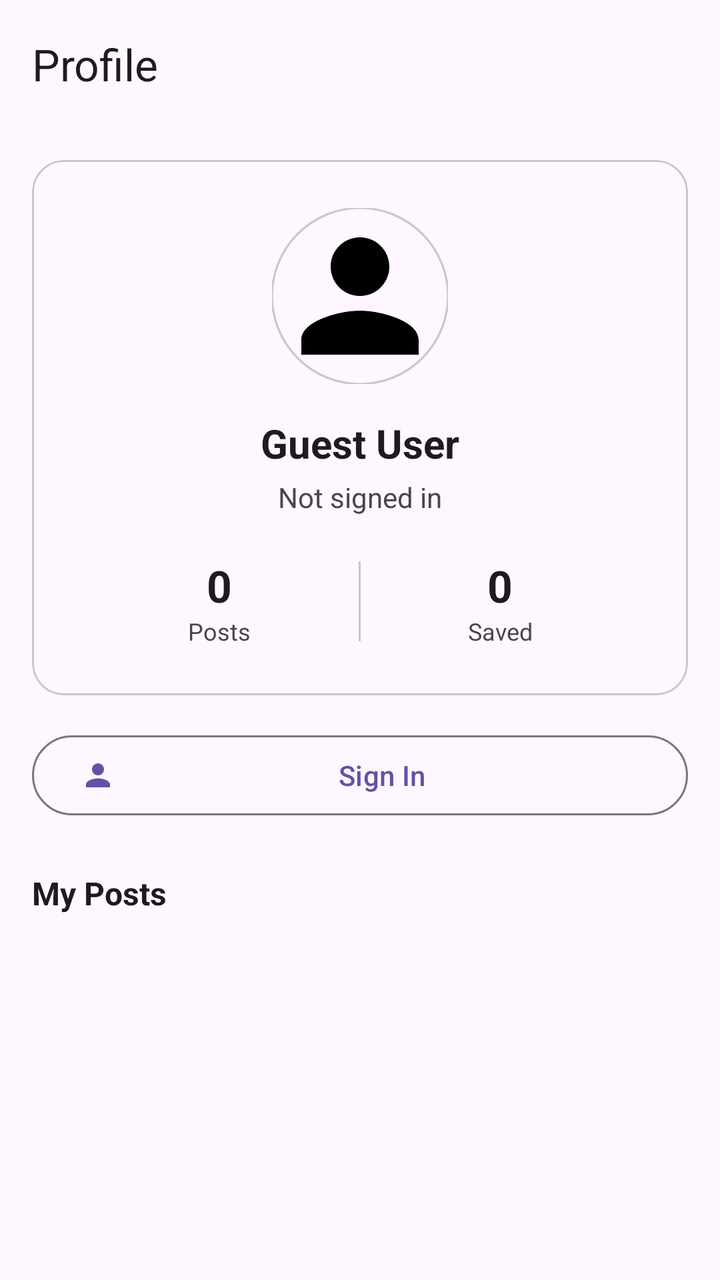
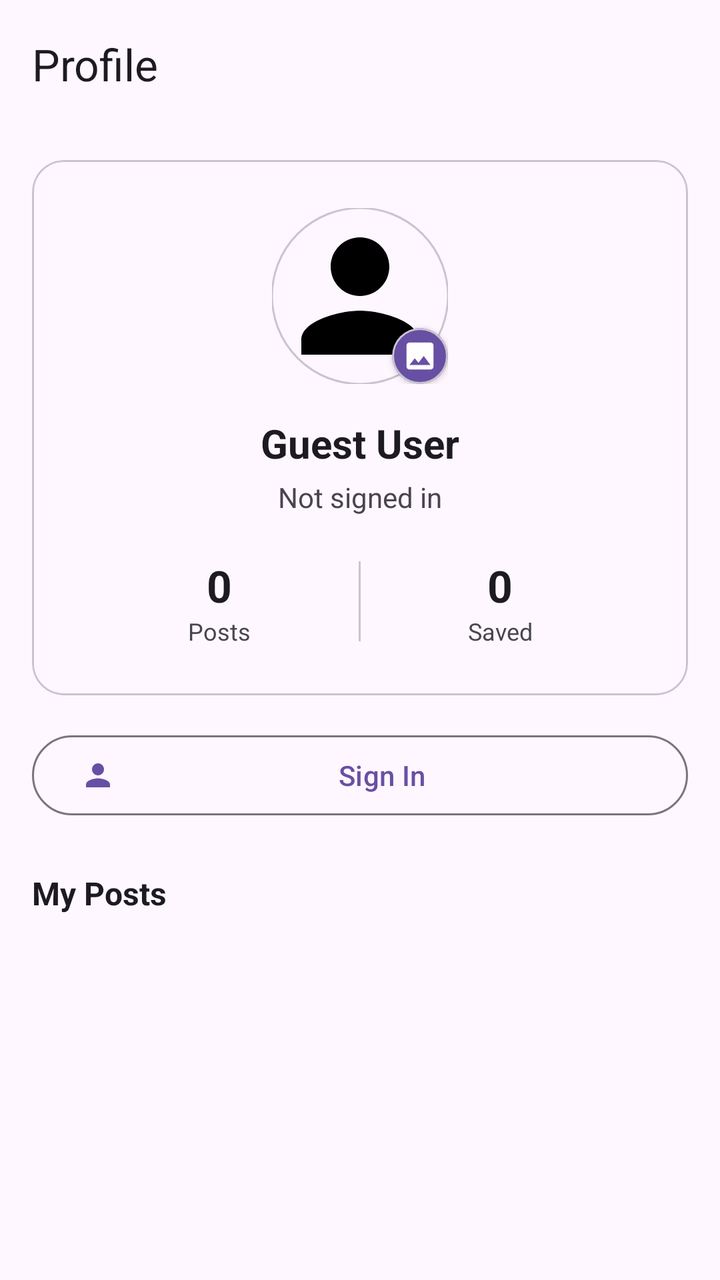

Screens rendered from an Android XML layout before and after an edit, with the pre-edit source and the edit as a unified diff.
<!-- AndroidManifest.xml: application theme Theme.Findly -->
<!-- res/layout/fragment_profile.xml -->
<?xml version="1.0" encoding="utf-8"?>
<androidx.coordinatorlayout.widget.CoordinatorLayout
    xmlns:android="http://schemas.android.com/apk/res/android"
    xmlns:app="http://schemas.android.com/apk/res-auto"
    android:layout_width="match_parent"
    android:layout_height="match_parent">

    <com.google.android.material.appbar.AppBarLayout
        android:layout_width="match_parent"
        android:layout_height="wrap_content">

        <com.google.android.material.appbar.MaterialToolbar
            android:layout_width="match_parent"
            android:layout_height="?attr/actionBarSize"
            app:title="@string/nav_profile" />

    </com.google.android.material.appbar.AppBarLayout>

    <androidx.core.widget.NestedScrollView
        android:layout_width="match_parent"
        android:layout_height="match_parent"
        app:layout_behavior="@string/appbar_scrolling_view_behavior">

        <LinearLayout
            android:layout_width="match_parent"
            android:layout_height="wrap_content"
            android:orientation="vertical">

            
            <com.google.android.material.card.MaterialCardView
                android:layout_width="match_parent"
                android:layout_height="wrap_content"
                android:layout_margin="16dp"
                app:cardCornerRadius="16dp"
                app:cardElevation="0dp"
                app:strokeWidth="1dp"
                app:strokeColor="?attr/colorOutlineVariant">

                <LinearLayout
                    android:layout_width="match_parent"
                    android:layout_height="wrap_content"
                    android:orientation="vertical"
                    android:gravity="center"
                    android:padding="24dp">

                    
                    <com.google.android.material.imageview.ShapeableImageView
                        android:id="@+id/ivAvatar"
                        android:layout_width="88dp"
                        android:layout_height="88dp"
                        android:scaleType="centerCrop"
                        android:src="@drawable/ic_person"
                        app:shapeAppearanceOverlay="@style/CircleImageView"
                        app:strokeColor="?attr/colorOutlineVariant"
                        app:strokeWidth="1dp" />

                    
                    <TextView
                        android:id="@+id/tvDisplayName"
                        android:layout_width="wrap_content"
                        android:layout_height="wrap_content"
                        android:layout_marginTop="16dp"
                        android:textSize="20sp"
                        android:textStyle="bold"
                        android:textColor="?attr/colorOnSurface"
                        android:text="@string/guest_user" />

                    
                    <TextView
                        android:id="@+id/tvEmail"
                        android:layout_width="wrap_content"
                        android:layout_height="wrap_content"
                        android:layout_marginTop="4dp"
                        android:textSize="14sp"
                        android:textColor="?attr/colorOnSurfaceVariant"
                        android:text="@string/not_signed_in" />

                    
                    <LinearLayout
                        android:layout_width="match_parent"
                        android:layout_height="wrap_content"
                        android:orientation="horizontal"
                        android:layout_marginTop="20dp"
                        android:gravity="center">

                        
                        <LinearLayout
                            android:layout_width="0dp"
                            android:layout_height="wrap_content"
                            android:layout_weight="1"
                            android:orientation="vertical"
                            android:gravity="center">

                            <TextView
                                android:id="@+id/tvPostCount"
                                android:layout_width="wrap_content"
                                android:layout_height="wrap_content"
                                android:textSize="22sp"
                                android:textStyle="bold"
                                android:textColor="?attr/colorOnSurface"
                                android:text="0" />

                            <TextView
                                android:layout_width="wrap_content"
                                android:layout_height="wrap_content"
                                android:textSize="12sp"
                                android:textColor="?attr/colorOnSurfaceVariant"
                                android:text="@string/label_posts" />

                        </LinearLayout>

                        
                        <View
                            android:layout_width="1dp"
                            android:layout_height="40dp"
                            android:background="?attr/colorOutlineVariant" />

                        
                        <LinearLayout
                            android:layout_width="0dp"
                            android:layout_height="wrap_content"
                            android:layout_weight="1"
                            android:orientation="vertical"
                            android:gravity="center">

                            <TextView
                                android:id="@+id/tvSavedCount"
                                android:layout_width="wrap_content"
                                android:layout_height="wrap_content"
                                android:textSize="22sp"
                                android:textStyle="bold"
                                android:textColor="?attr/colorOnSurface"
                                android:text="0" />

                            <TextView
                                android:layout_width="wrap_content"
                                android:layout_height="wrap_content"
                                android:textSize="12sp"
                                android:textColor="?attr/colorOnSurfaceVariant"
                                android:text="@string/label_saved" />

                        </LinearLayout>

                    </LinearLayout>

                </LinearLayout>

            </com.google.android.material.card.MaterialCardView>

            
            <com.google.android.material.button.MaterialButton
                android:id="@+id/btnSignOut"
                style="@style/Widget.Material3.Button.OutlinedButton"
                android:layout_width="match_parent"
                android:layout_height="wrap_content"
                android:layout_marginHorizontal="16dp"
                android:text="@string/btn_sign_in"
                app:icon="@drawable/ic_person" />

            
            <TextView
                android:layout_width="wrap_content"
                android:layout_height="wrap_content"
                android:layout_marginStart="16dp"
                android:layout_marginTop="24dp"
                android:layout_marginBottom="8dp"
                android:text="@string/label_my_posts"
                android:textSize="16sp"
                android:textStyle="bold"
                android:textColor="?attr/colorOnSurface" />

            
            <androidx.recyclerview.widget.RecyclerView
                android:id="@+id/recyclerMyPosts"
                android:layout_width="match_parent"
                android:layout_height="wrap_content"
                android:clipToPadding="false"
                android:paddingHorizontal="12dp"
                android:nestedScrollingEnabled="false" />

            
            <LinearLayout
                android:id="@+id/emptyPosts"
                android:layout_width="match_parent"
                android:layout_height="wrap_content"
                android:orientation="vertical"
                android:gravity="center"
                android:paddingVertical="32dp"
                android:visibility="gone">

                <TextView
                    android:layout_width="wrap_content"
                    android:layout_height="wrap_content"
                    android:text="@string/no_posts_yet"
                    android:textSize="15sp"
                    android:textColor="?attr/colorOnSurfaceVariant" />

            </LinearLayout>

        </LinearLayout>

    </androidx.core.widget.NestedScrollView>

</androidx.coordinatorlayout.widget.CoordinatorLayout>
<!-- resources referenced by this layout -->
<resources>
  <!-- drawable ic_person (drawable) -->
  <vector xmlns:android="http://schemas.android.com/apk/res/android"
      android:width="24dp"
      android:height="24dp"
      android:viewportWidth="24"
      android:viewportHeight="24">
      <path
          android:fillColor="@android:color/black"
          android:pathData="M12,12c2.21,0 4,-1.79 4,-4s-1.79,-4 -4,-4 -4,1.79 -4,4 1.79,4 4,4zM12,14c-2.67,0 -8,1.34 -8,4v2h16v-2c0,-2.66 -5.33,-4 -8,-4z"/>
  </vector>
  <string name="btn_sign_in">Sign In</string>
  <string name="guest_user">Guest User</string>
  <string name="label_my_posts">My Posts</string>
  <string name="label_posts">Posts</string>
  <string name="label_saved">Saved</string>
  <string name="nav_profile">Profile</string>
  <string name="no_posts_yet">You haven\'t posted anything yet</string>
  <string name="not_signed_in">Not signed in</string>
  <style name="CircleImageView" parent="">
          <item name="cornerFamily">rounded</item>
          <item name="cornerSize">50%</item>
      </style>
  <style name="Theme.Findly" parent="Base.Theme.Findly" />
  <style name="Base.Theme.Findly" parent="Theme.Material3.DayNight.NoActionBar">
          
          
      </style>
</resources>

<!-- the commit's change to res/layout/fragment_profile.xml (unified diff, before → after) -->
@@ -44,15 +44,42 @@
                     android:padding="24dp">
 
                     
-                    <com.google.android.material.imageview.ShapeableImageView
-                        android:id="@+id/ivAvatar"
+                    
+                    <FrameLayout
                         android:layout_width="88dp"
-                        android:layout_height="88dp"
-                        android:scaleType="centerCrop"
-                        android:src="@drawable/ic_person"
-                        app:shapeAppearanceOverlay="@style/CircleImageView"
-                        app:strokeColor="?attr/colorOutlineVariant"
-                        app:strokeWidth="1dp" />
+                        android:layout_height="88dp">
+
+                        <com.google.android.material.imageview.ShapeableImageView
+                            android:id="@+id/ivAvatar"
+                            android:layout_width="88dp"
+                            android:layout_height="88dp"
+                            android:scaleType="centerCrop"
+                            android:src="@drawable/ic_person"
+                            app:shapeAppearanceOverlay="@style/CircleImageView"
+                            app:strokeColor="?attr/colorOutlineVariant"
+                            app:strokeWidth="1dp" />
+
+                        
+                        <com.google.android.material.card.MaterialCardView
+                            android:id="@+id/cardEditPhoto"
+                            android:layout_width="28dp"
+                            android:layout_height="28dp"
+                            android:layout_gravity="bottom|end"
+                            app:cardCornerRadius="14dp"
+                            app:cardBackgroundColor="?attr/colorPrimary"
+                            app:cardElevation="2dp">
+
+                            <ImageView
+                                android:layout_width="18dp"
+                                android:layout_height="18dp"
+                                android:layout_gravity="center"
+                                android:src="@drawable/ic_add_photo"
+                                app:tint="?attr/colorOnPrimary"
+                                android:contentDescription="@null" />
+
+                        </com.google.android.material.card.MaterialCardView>
+
+                    </FrameLayout>
 
                     
                     <TextView
<!-- resource entries referenced after the edit -->
@@ -1,5 +1,15 @@
 <!-- resources referenced by this layout -->
 <resources>
+  <!-- drawable ic_add_photo (drawable) -->
+  <vector xmlns:android="http://schemas.android.com/apk/res/android"
+      android:width="24dp"
+      android:height="24dp"
+      android:viewportWidth="24"
+      android:viewportHeight="24">
+      <path
+          android:fillColor="@android:color/black"
+          android:pathData="M21,19V5c0,-1.1 -0.9,-2 -2,-2H5c-1.1,0 -2,0.9 -2,2v14c0,1.1 0.9,2 2,2h14c1.1,0 2,-0.9 2,-2zM8.5,13.5l2.5,3.01L14.5,12l4.5,6H5l3.5,-4.5z"/>
+  </vector>
   <!-- drawable ic_person (drawable) -->
   <vector xmlns:android="http://schemas.android.com/apk/res/android"
       android:width="24dp"
